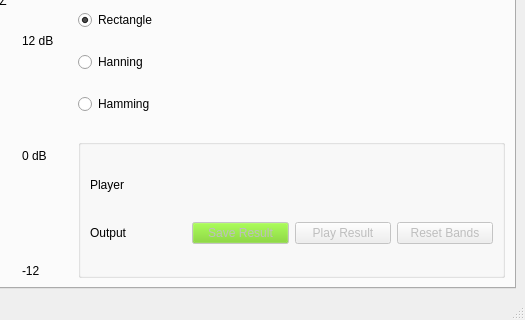
Before: the Qt Designer form Task2/testGUI.ui in Ahmad-Abdalmageed/DSP_tasks-, drawn with Qt 5; both pictures show x 558 to 1083 and y 585 to 905 of the 1083 by 905 pixel window.
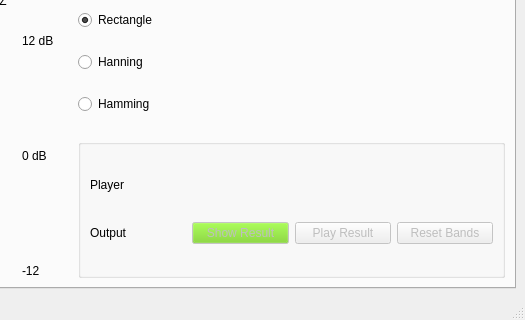
After: the same form once the commit is applied. Icons and pictures are not drawn. Custom widgets are drawn as their Qt base class.

What changed in the file:
```diff
--- a/Task2/testGUI.ui
+++ b/Task2/testGUI.ui
@@ -257,7 +257,7 @@
                 </palette>
                </property>
                <property name="text">
-                <string>Save Result</string>
+                <string>Show Result</string>
                </property>
               </widget>
              </item>
```
Left out of the diff: 10 changed lines with no effect on the pictures.
